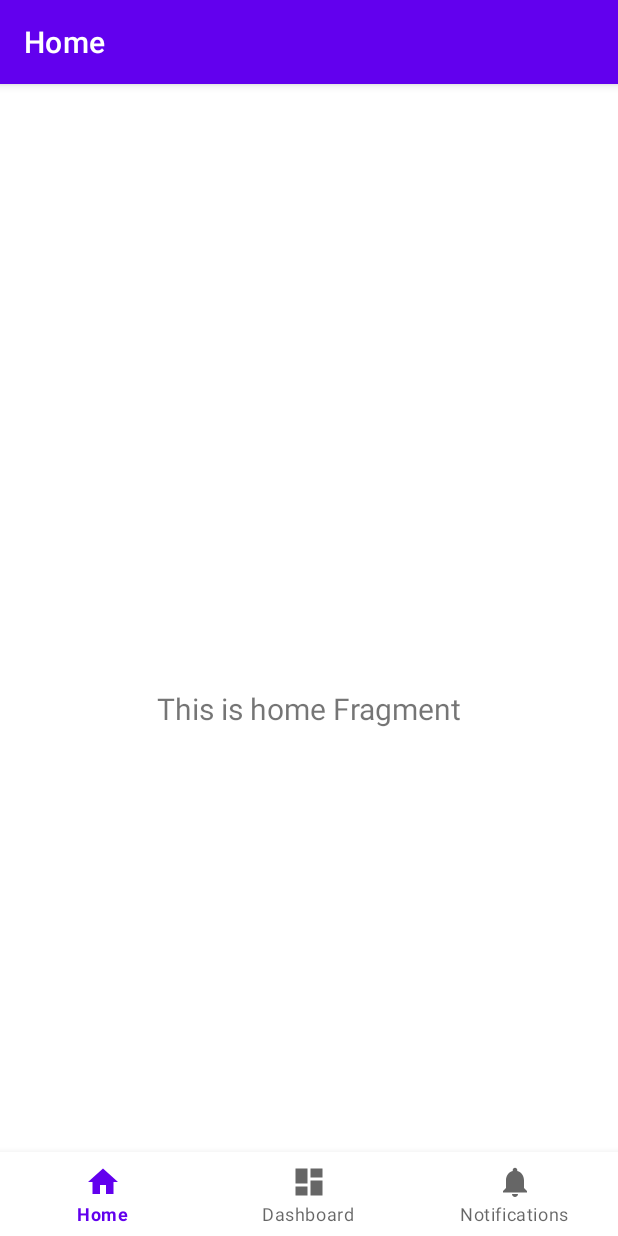
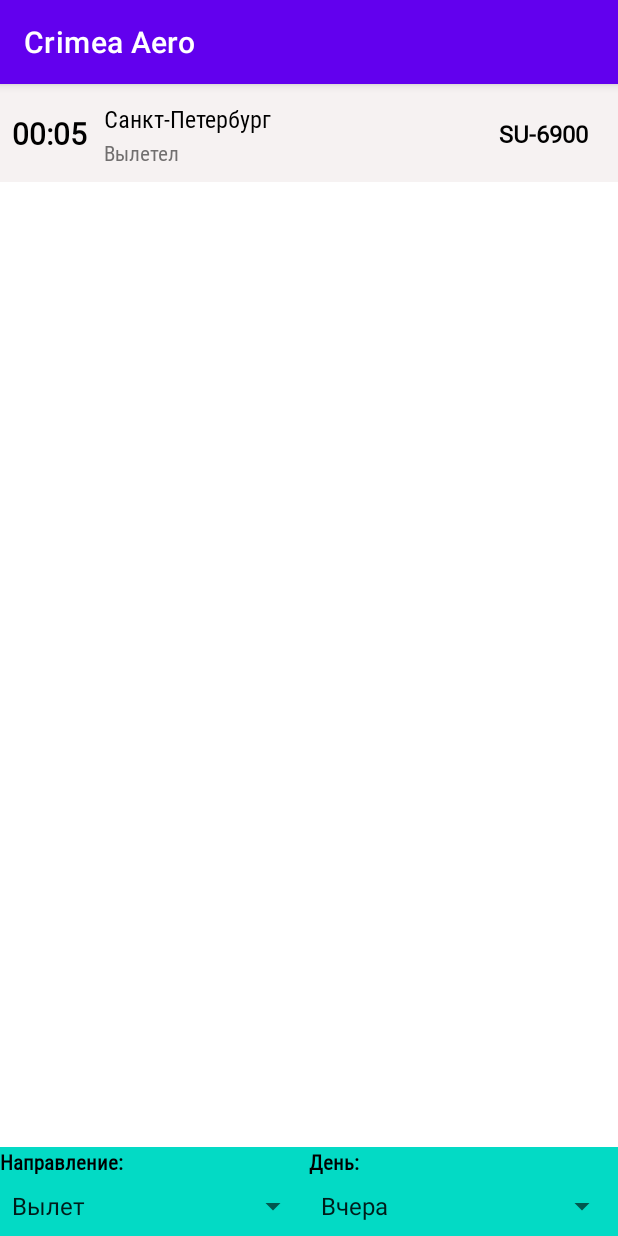
Before and after one commit to ANegrash/SIP_app, an Android app: the screen it shows after launch (MainActivity before the commit, ActivityList after it), on a phone screen of 412 x 824 dp. Run offline under Robolectric (Android 15) with nearby library versions, the phone set to English and light mode, and no system bars.

Commit message:
Sample of view, add work with RecycleView

```diff
--- a/app/build.gradle
+++ b/app/build.gradle
@@ -46,6 +46,7 @@
     implementation 'androidx.lifecycle:lifecycle-viewmodel-ktx:2.2.0'
     implementation 'androidx.navigation:navigation-fragment-ktx:2.3.0'
     implementation 'androidx.navigation:navigation-ui-ktx:2.3.0'
+    implementation 'androidx.recyclerview:recyclerview:1.2.1'
     testImplementation 'junit:junit:4.+'
     androidTestImplementation 'androidx.test.ext:junit:1.1.3'
     androidTestImplementation 'androidx.test.espresso:espresso-core:3.4.0'
--- a/app/src/main/AndroidManifest.xml
+++ b/app/src/main/AndroidManifest.xml
@@ -11,8 +11,9 @@
         android:roundIcon="@mipmap/logo_round"
         android:supportsRtl="true"
         android:theme="@style/Theme.CrimeaAero">
+        <activity android:name=".MainActivity"></activity>
         <activity
-            android:name=".MainActivity"
+            android:name=".ActivityList"
             android:label="@string/app_name">
             <intent-filter>
                 <action android:name="android.intent.action.MAIN" />
--- /dev/null
+++ b/app/src/main/java/ru/navapps/crimeaaero/ActivityList.kt
@@ -0,0 +1,26 @@
+package ru.navapps.crimeaaero
+
+import androidx.appcompat.app.AppCompatActivity
+import android.os.Bundle
+import androidx.recyclerview.widget.LinearLayoutManager
+import androidx.recyclerview.widget.RecyclerView
+
+class ActivityList : AppCompatActivity() {
+    private val listOfObjects = listOf(
+        FlightModel(1, 1, getTimeFromDate("2021-07-30T00:05:00+03:00"), "SU", "Аэрофлот", "img/img.png", 6900, "SU-6900","", 1, "", "Санкт-Петербург", "Вылетел", "")
+    )
+    override fun onCreate(savedInstanceState: Bundle?) {
+        super.onCreate(savedInstanceState)
+        setContentView(R.layout.activity_list)
+
+        val recyclerView : RecyclerView = findViewById<RecyclerView>(R.id.recyclerView_flightList)
+        recyclerView.apply {
+            layoutManager = LinearLayoutManager(this@ActivityList)
+            adapter = ListAdapter(listOfObjects)
+        }
+    }
+
+    private fun getTimeFromDate(date: String): String {
+        return ((date.split("T").toTypedArray()[1]).split("+").toTypedArray()[0]).split(":").toTypedArray()[0] + ":" + ((date.split("T").toTypedArray()[1]).split("+").toTypedArray()[0]).split(":").toTypedArray()[1]
+    }
+}
--- /dev/null
+++ b/app/src/main/java/ru/navapps/crimeaaero/FlightList.kt
@@ -0,0 +1,30 @@
+package ru.navapps.crimeaaero
+
+import android.util.Log
+import android.view.LayoutInflater
+import android.view.ViewGroup
+import android.widget.TextView
+import androidx.recyclerview.widget.RecyclerView
+
+class FlightList (inflater: LayoutInflater, parent: ViewGroup):
+    RecyclerView.ViewHolder(inflater.inflate(R.layout.list_element, parent, false)) {
+    private var timeTextView: TextView? = null
+    private var cityTextViev: TextView? = null
+    private var statusTextViev: TextView? = null
+    private var numberTextViev: TextView? = null
+
+
+    init {
+        timeTextView = itemView.findViewById(R.id.textView_listTime)
+        cityTextViev = itemView.findViewById(R.id.textView_listCity)
+        statusTextViev = itemView.findViewById(R.id.textView_listStatus)
+        numberTextViev = itemView.findViewById(R.id.textView_listFlightNumber)
+    }
+
+    fun bind(flight: FlightModel) {
+        timeTextView?.text = flight.dateTime
+        cityTextViev?.text = flight.direction
+        statusTextViev?.text = flight.status
+        numberTextViev?.text = flight.flightNumberString
+    }
+}
--- a/app/src/main/java/ru/navapps/crimeaaero/FlightModel.kt
+++ b/app/src/main/java/ru/navapps/crimeaaero/FlightModel.kt
@@ -2,19 +2,19 @@
 
 import java.util.*
 
-class FlightModel (val id: Int){
-    var type: Int? = null //0 - all, 1 - departure, 2 - arrival
-    var dateTime: Date? = null
-    var airlineAbbr: String? = null
-    var airlineName: String? = null
-    var airlineLogoPath: String? = null
-    var flightNumber: Int? = null
-    var flightNumberString: String? = null
-    var checkinRow: String? = null
-    var terminal: Int? = null
-    var gate: String? = null
-    var airport: String? = null
-    var direction: String? = null
-    var status: String? = null
-    var delay: String? = null
-}
+data class FlightModel (
+    val id: Int,
+    val type: Int, //0 - all, 1 - departure, 2 - arrival
+    val dateTime: String,
+    val airlineAbbr: String,
+    val airlineName: String,
+    val airlineLogoPath: String,
+    val flightNumber: Int,
+    val flightNumberString: String,
+    val checkinRow: String,
+    val terminal: Int,
+    val airport: String,
+    val direction: String,
+    val status: String,
+    val delay: String,
+    )
--- /dev/null
+++ b/app/src/main/java/ru/navapps/crimeaaero/ListAdapter.kt
@@ -0,0 +1,22 @@
+package ru.navapps.crimeaaero
+
+import android.view.LayoutInflater
+import android.view.ViewGroup
+import androidx.recyclerview.widget.RecyclerView
+
+class ListAdapter(private val list: List<FlightModel>)
+    : RecyclerView.Adapter<FlightList>() {
+
+    override fun onCreateViewHolder(parent: ViewGroup, viewType: Int): FlightList {
+        val inflater = LayoutInflater.from(parent.context)
+        return FlightList(inflater, parent)
+    }
+
+    override fun onBindViewHolder(holder: FlightList, position: Int) {
+        val flight: FlightModel = list[position]
+        holder.bind(flight)
+    }
+
+    override fun getItemCount(): Int = list.size
+
+}
--- /dev/null
+++ b/app/src/main/res/layout/activity_list.xml
@@ -0,0 +1,78 @@
+<?xml version="1.0" encoding="utf-8"?>
+<androidx.constraintlayout.widget.ConstraintLayout xmlns:android="http://schemas.android.com/apk/res/android"
+    xmlns:app="http://schemas.android.com/apk/res-auto"
+    xmlns:tools="http://schemas.android.com/tools"
+    android:layout_width="match_parent"
+    android:layout_height="match_parent"
+    tools:context=".ActivityList">
+
+    <LinearLayout
+        android:id="@+id/linearLayout"
+        android:layout_width="match_parent"
+        android:layout_height="wrap_content"
+        android:background="@color/teal_200"
+        android:orientation="horizontal"
+        app:layout_constraintBottom_toBottomOf="parent"
+        app:layout_constraintEnd_toEndOf="parent"
+        app:layout_constraintStart_toStartOf="parent">
+
+        <LinearLayout
+            android:layout_width="match_parent"
+            android:layout_height="match_parent"
+            android:layout_weight="1"
+            android:orientation="vertical">
+
+            <TextView
+                android:id="@+id/textView"
+                android:layout_width="match_parent"
+                android:layout_height="wrap_content"
+                android:layout_weight="1"
+                android:fontFamily="@font/russian"
+                android:text="Направление:"
+                android:textColor="@color/black"
+                android:textStyle="bold" />
+
+            <Spinner
+                android:id="@+id/spinner_flightTypes"
+                android:layout_width="match_parent"
+                android:layout_height="40dp"
+                android:layout_weight="1"
+                android:entries="@array/flightTypes" />
+        </LinearLayout>
+
+        <LinearLayout
+            android:layout_width="match_parent"
+            android:layout_height="match_parent"
+            android:layout_weight="1"
+            android:orientation="vertical">
+
+            <TextView
+                android:id="@+id/textView2"
+                android:layout_width="match_parent"
+                android:layout_height="wrap_content"
+                android:layout_weight="1"
+                android:fontFamily="@font/russian"
+                android:text="День:"
+                android:textColor="@color/black"
+                android:textStyle="bold" />
+
+            <Spinner
+                android:id="@+id/spinner_dates"
+                android:layout_width="match_parent"
+                android:layout_height="40dp"
+                android:layout_weight="1"
+                android:entries="@array/dates" />
+        </LinearLayout>
+
+    </LinearLayout>
+
+    <androidx.recyclerview.widget.RecyclerView
+        android:id="@+id/recyclerView_flightList"
+        android:layout_width="0dp"
+        android:layout_height="0dp"
+        app:layout_constraintBottom_toTopOf="@+id/linearLayout"
+        app:layout_constraintEnd_toEndOf="parent"
+        app:layout_constraintStart_toStartOf="parent"
+        app:layout_constraintTop_toTopOf="parent" />
+
+</androidx.constraintlayout.widget.ConstraintLayout>
--- a/app/src/main/res/values/strings.xml
+++ b/app/src/main/res/values/strings.xml
@@ -3,4 +3,14 @@
     <string name="title_home">Home</string>
     <string name="title_dashboard">Dashboard</string>
     <string name="title_notifications">Notifications</string>
+    <string-array name="dates">
+        <item>Вчера</item>
+        <item>Сегодня</item>
+        <item>Завтра</item>
+    </string-array>
+    <string-array name="flightTypes">
+        <item>Вылет</item>
+        <item>Прилёт</item>
+        <item>Все рейсы</item>
+    </string-array>
 </resources>
```
